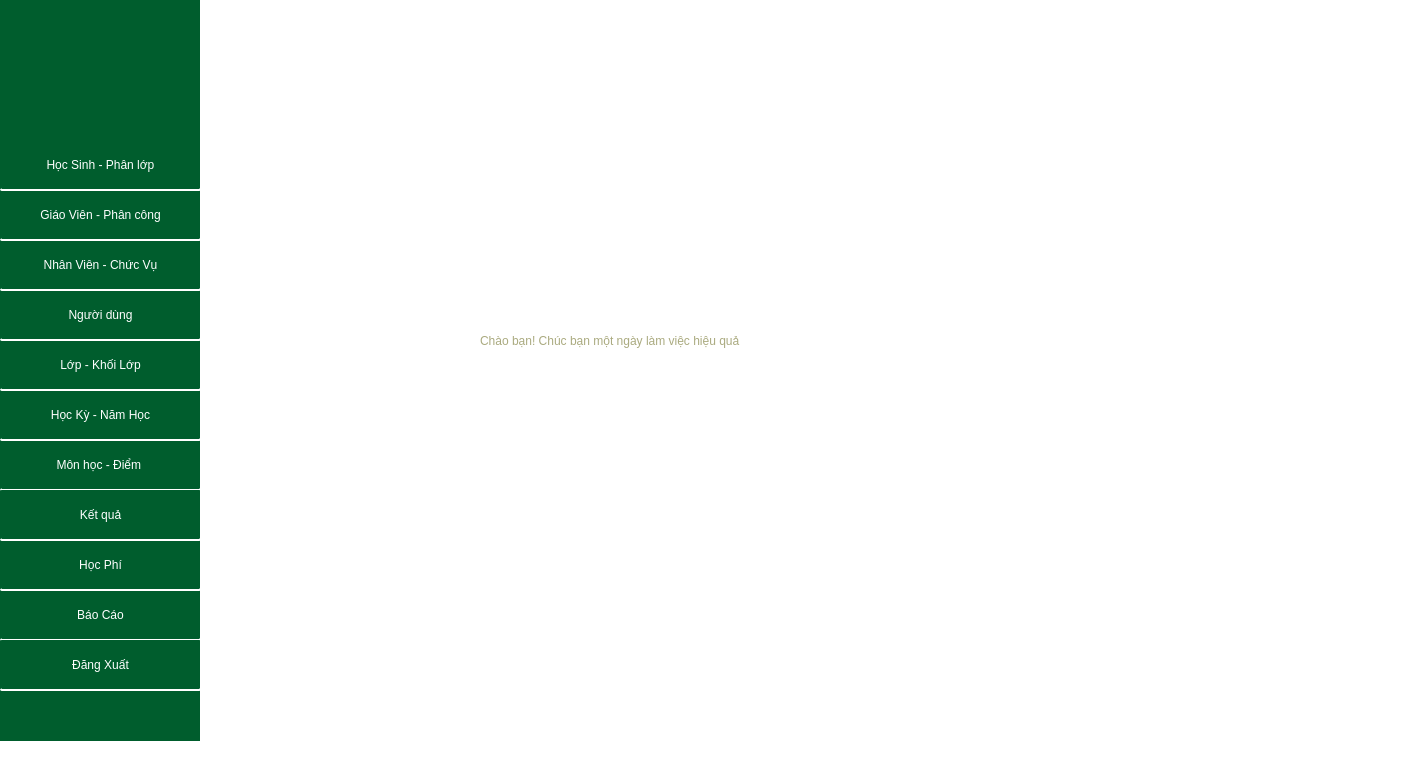
Old version of the form GUI/TrangChu.ui in the repository phuthuy44/Student--py.
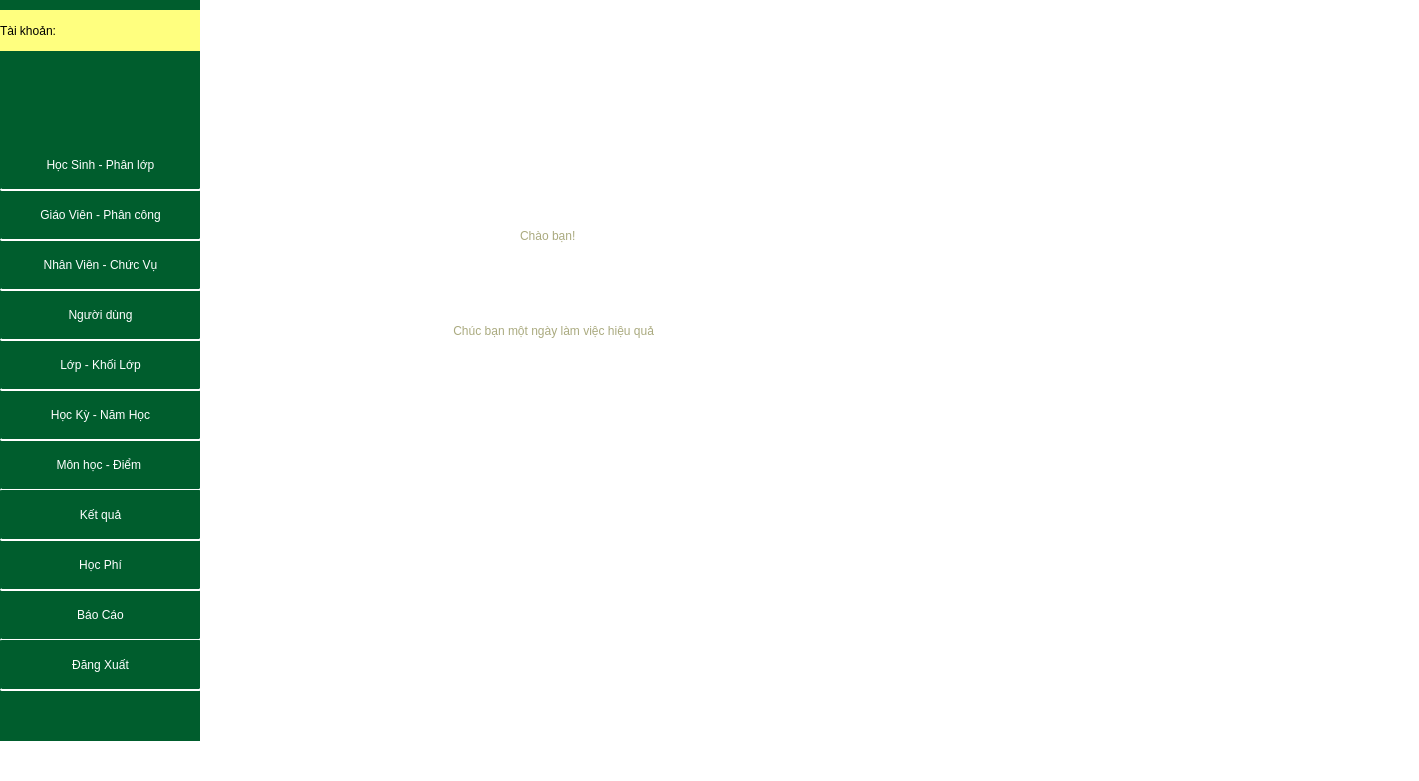
New version of the form. The open tabs and pages were chosen to show the change.

The edit to the form file:
```diff
--- a/GUI/TrangChu.ui
+++ b/GUI/TrangChu.ui
@@ -351,6 +351,42 @@
       <string>Kết quả</string>
      </property>
     </widget>
+    <widget class="QLabel" name="tenDangNhap">
+     <property name="geometry">
+      <rect>
+       <x>90</x>
+       <y>10</y>
+       <width>111</width>
+       <height>41</height>
+      </rect>
+     </property>
+     <property name="styleSheet">
+      <string notr="true">font: 75 18pt &quot;Tahoma&quot;;
+background-color: rgb(255, 255, 127);
+color: Black;</string>
+     </property>
+     <property name="text">
+      <string>      </string>
+     </property>
+    </widget>
+    <widget class="QLabel" name="tenDangNhap_2">
+     <property name="geometry">
+      <rect>
+       <x>0</x>
+       <y>10</y>
+       <width>91</width>
+       <height>41</height>
+      </rect>
+     </property>
+     <property name="styleSheet">
+      <string notr="true">background-color: rgb(255, 255, 127);
+font: 75 14pt &quot;Tahoma&quot;;
+color: Black;</string>
+     </property>
+     <property name="text">
+      <string>Tài khoản:</string>
+     </property>
+    </widget>
    </widget>
    <widget class="QStackedWidget" name="stackedWidget">
     <property name="geometry">
@@ -373,10 +409,10 @@
      <widget class="QLabel" name="label_2">
       <property name="geometry">
        <rect>
-        <x>280</x>
-        <y>250</y>
-        <width>781</width>
-        <height>181</height>
+        <x>320</x>
+        <y>190</y>
+        <width>151</width>
+        <height>91</height>
        </rect>
       </property>
       <property name="styleSheet">
@@ -384,7 +420,41 @@
 color: rgb(170, 170, 127);</string>
       </property>
       <property name="text">
-       <string>Chào bạn! Chúc bạn một ngày làm việc hiệu quả </string>
+       <string>Chào bạn! </string>
+      </property>
+     </widget>
+     <widget class="QLabel" name="label_11">
+      <property name="geometry">
+       <rect>
+        <x>250</x>
+        <y>290</y>
+        <width>691</width>
+        <height>81</height>
+       </rect>
+      </property>
+      <property name="styleSheet">
+       <string notr="true">font: 30pt &quot;Tahoma&quot;;
+color: rgb(170, 170, 127);</string>
+      </property>
+      <property name="text">
+       <string> Chúc bạn một ngày làm việc hiệu quả </string>
+      </property>
+     </widget>
+     <widget class="QLabel" name="tenNguoiDung">
+      <property name="geometry">
+       <rect>
+        <x>480</x>
+        <y>190</y>
+        <width>401</width>
+        <height>91</height>
+       </rect>
+      </property>
+      <property name="styleSheet">
+       <string notr="true">font: 24pt &quot;Tahoma&quot;;
+color: rgb(0, 85, 0);</string>
+      </property>
+      <property name="text">
+       <string/>
       </property>
      </widget>
     </widget>
```
Left out of the diff: 2 changed lines with no effect on the pictures.
